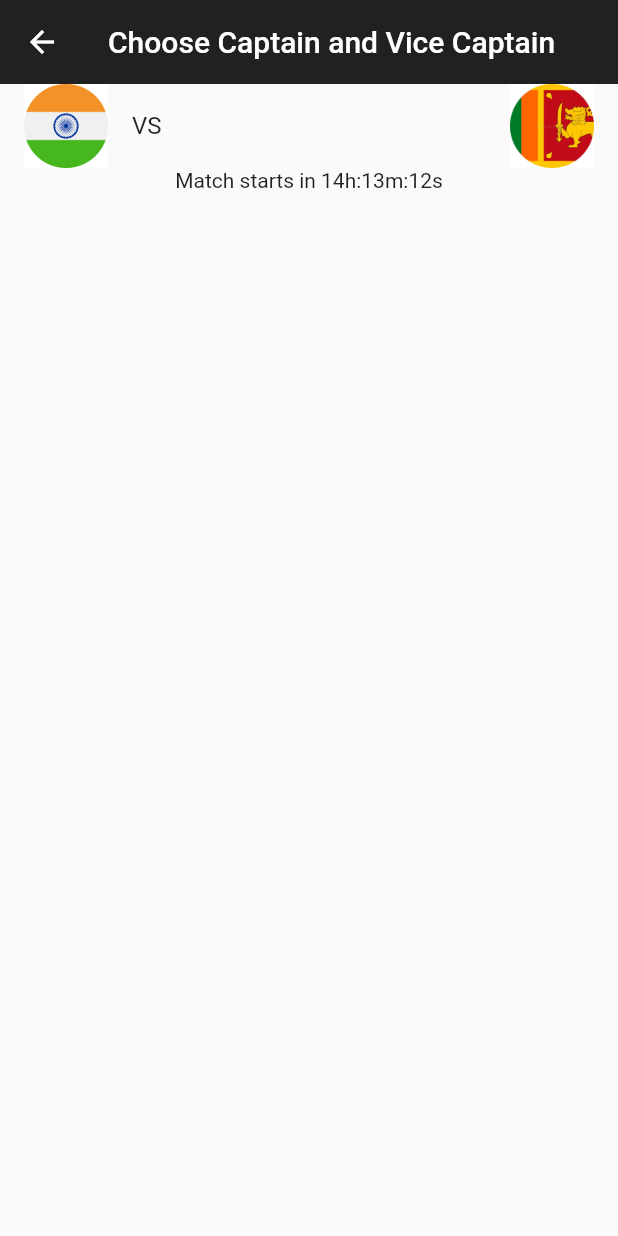
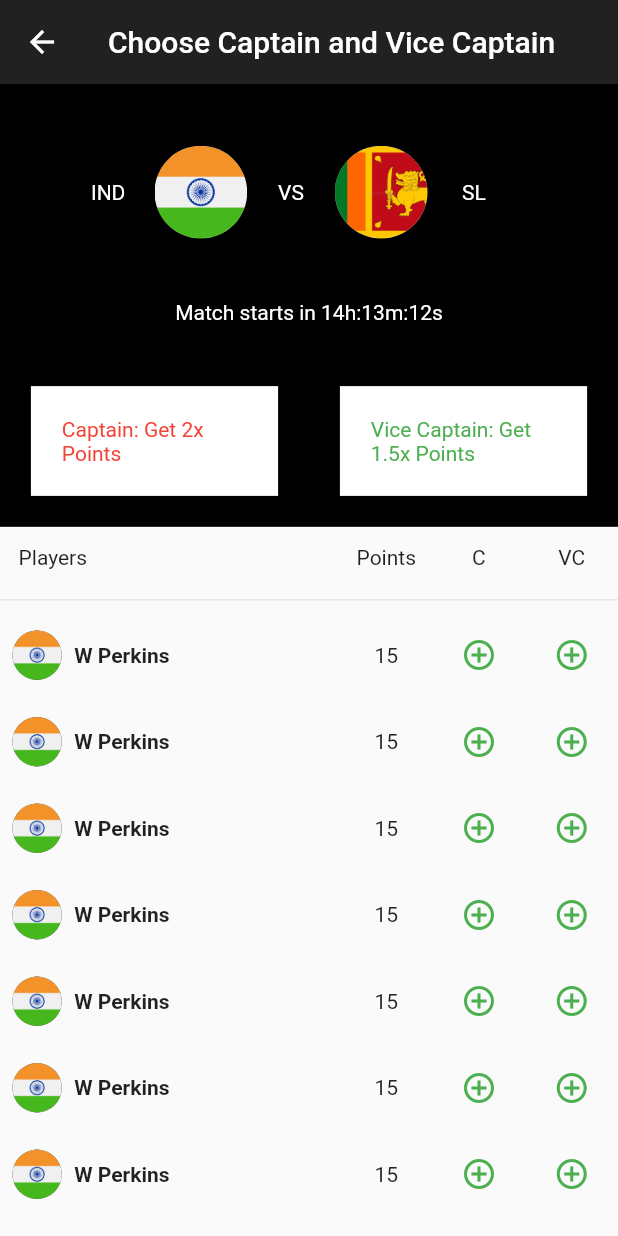
Before and after one commit to kapilkumar2001/fantasy-app, a Flutter app: the ChooseCaptain screen opened directly, on a phone screen of 412 x 824 dp. Run offline on Flutter 3.47's test engine with Material 2 defaults, Android fonts, the phone set to English and light mode, and no system bars; our stand-ins replace firebase_auth, firebase_core, fluttertoast, sms_autofill; accounts and stored records are empty.

Commit message:
choose c and vc page created

```diff
--- a/lib/main.dart
+++ b/lib/main.dart
@@ -1,4 +1,5 @@
 import 'package:create11/provider/auth.dart';
+import 'package:create11/views/screens/home/join_contest/choose_caption.dart';
 import 'package:create11/views/screens/onboarding/onboarding_page.dart';
 import 'package:create11/views/screens/onboarding/splash_screen.dart';
 import 'package:create11/views/screens/others/dashboard.dart';
@@ -45,7 +46,8 @@ class MyApp extends StatelessWidget {
       case -1:
         return OnboardingPage();
       case 0:
-        return DashBoard();
+        // return DashBoard();
+        return ChooseCaptain();
       default:
         return Center(child: Text('Something Went wrong : ((((('));
     }
--- a/lib/views/screens/home/join_contest/choose_caption.dart
+++ b/lib/views/screens/home/join_contest/choose_caption.dart
@@ -1,3 +1,4 @@
+import 'package:create11/views/screens/home/join_contest/choosecaptain_playercard.dart';
 import 'package:flutter/material.dart';
 import 'package:flutter/src/foundation/key.dart';
 import 'package:flutter/src/widgets/container.dart';
@@ -22,33 +23,109 @@ class _ChooseCaptainState extends State<ChooseCaptain> {
         title: const Text("Choose Captain and Vice Captain"),
         //  actions: const [Icon(Icons.question_mark_rounded)],
       ),
-      body: Column(children: [
+      body: SingleChildScrollView(
+        child: Column(children: [
           Container(
             width: deviceWidth * 100,
+            color: Colors.black,
             child: Column(
+              children:  [
+                SizedBox(height: deviceHeight*5,),
+                Row(children: [
+                  SizedBox(width: deviceWidth*10,),
+                  Container(width: deviceWidth*15, child: Text("IND", textAlign: TextAlign.center, style: TextStyle(color: Colors.white),),),
+                   CircleAvatar(
+                                radius: deviceWidth * 7.5,
+                                backgroundColor: Colors.black,
+                                backgroundImage:
+                                    const AssetImage("assets/images/ind.jpg"),
+                              ),
+
+                  SizedBox(width: deviceWidth*5,),
+                 Text("VS", style: TextStyle(color: Colors.white),),
+                 SizedBox(width: deviceWidth*5,),
+                  CircleAvatar(
+                                radius: deviceWidth * 7.5,
+                                backgroundColor: Colors.black,
+                                backgroundImage:
+                                    const AssetImage("assets/images/sl.jpg"),
+                              ),
+                  //    Image(image: AssetImage("assets/images/sl.jpg"), width: deviceWidth*15, ),
+                  Container(width: deviceWidth*15,  child: Text("SL", textAlign: TextAlign.center,style: TextStyle(color: Colors.white),),),
+
+                ],),
+
+
+                SizedBox(height: deviceHeight*5,),
+                Text("Match starts in 14h:13m:12s", style: TextStyle(color: Colors.white)),
+                SizedBox(height: deviceHeight*5,),
+                Row(
+                  mainAxisAlignment: MainAxisAlignment.spaceAround,
                   children: [
-              ListTile(
-                leading:
-                    //  Row(
-                    //   children: [
-                    //     Text("India", style: TextStyle(color: Colors.white),),
-                    Image(image: AssetImage("assets/images/ind.jpg")),
-                //   ],
-                // ),
-                title: Text("VS"),
-                trailing:
-                    // Row(
-                    //   children: [
-                    //     Text("Sri Lanka", style: TextStyle(color: Colors.white),),
-                    Image(image: AssetImage("assets/images/sl.jpg")),
-                //   ],
-                // ),
+                  Container(
+                    width: deviceWidth*40,
+                    color: Colors.white,
+                    child: Padding(
+                      padding: EdgeInsets.all(deviceWidth*5),
+                      child: Text("Captain: Get 2x Points", style: TextStyle(color: Colors.red),),
                     ),
-              Text("Match starts in 14h:13m:12s"),
+                  ),
+                  Container(
+                    width: deviceWidth*40,
+                    color: Colors.white,
+                    child: Padding(
+                      padding: EdgeInsets.all(deviceWidth*5),
+                      child: Text("Vice Captain: Get 1.5x Points", style: TextStyle(color: Colors.green),),
+                    ),
+                  ),
+                ],),
+                SizedBox(height: deviceWidth*5,)
               ],
             ),
-        )
+          ),
+          Row(children: [
+            Container(
+              width: deviceWidth*55,
+              child: Padding(
+                padding: EdgeInsets.all(deviceWidth*3),
+                child: Text("Players"),
+              ),
+            ),
+            Container(
+              width: deviceWidth*15,
+              child: Padding(
+                padding: EdgeInsets.symmetric(vertical:  deviceWidth*3),
+                child: Text("Points", textAlign: TextAlign.center,),
+              ),
+            ),
+            Container(
+              width: deviceWidth*15,
+              child: Padding(
+                padding: EdgeInsets.symmetric(vertical:  deviceWidth*3),
+                child: Text("C",  textAlign: TextAlign.center,),
+              ),
+            ),
+            Container(
+              width: deviceWidth*15,
+              child: Padding(
+                padding: EdgeInsets.symmetric(vertical:  deviceWidth*3),
+                child: Text("VC", textAlign: TextAlign.center,),
+              ),
+            ),
+          ],),
+          Divider(
+            color: Colors.black12,
+          ),
+           ListView.builder(
+                shrinkWrap: true,
+                physics: const NeverScrollableScrollPhysics(),
+                itemCount:
+                    11,
+                itemBuilder: (context, index) {
+                  return ChooseCaptainPlayerCard();
+                }),
         ]),
+      ),
     );
   }
 }
--- /dev/null
+++ b/lib/views/screens/home/join_contest/choosecaptain_playercard.dart
@@ -0,0 +1,90 @@
+import 'package:flutter/material.dart';
+import 'package:flutter/src/foundation/key.dart';
+import 'package:flutter/src/widgets/container.dart';
+import 'package:flutter/src/widgets/framework.dart';
+
+class ChooseCaptainPlayerCard extends StatefulWidget {
+  const ChooseCaptainPlayerCard({Key? key}) : super(key: key);
+
+  @override
+  State<ChooseCaptainPlayerCard> createState() => _CreateTeamPlayerCardState();
+}
+
+class _CreateTeamPlayerCardState extends State<ChooseCaptainPlayerCard> {
+  bool addicon = true;
+
+  @override
+  Widget build(BuildContext context) {
+    double? deviceHeight = MediaQuery.of(context).size.height / 100;
+    double? deviceWidth = MediaQuery.of(context).size.width / 100;
+    return Row(children: [
+      Padding(
+        padding: EdgeInsets.symmetric(vertical: deviceWidth*3),
+        child: Container(
+          width: deviceWidth * 55,
+          child: Row(
+            children: [
+
+              SizedBox(
+                width: deviceWidth * 2,
+              ),
+              CircleAvatar(
+                radius: deviceWidth * 4,
+                backgroundColor: Colors.black87,
+                backgroundImage: const AssetImage("assets/images/ind.jpg"),
+              ),
+              SizedBox(
+                width: deviceWidth * 2,
+              ),
+              Container(
+                  width: deviceWidth * 40,
+                  child: const Text(
+                    "W Perkins",
+                    style: TextStyle(fontWeight: FontWeight.bold),
+                  ))
+            ],
+          ),
+        ),
+      ),
+      Container(width: deviceWidth * 15, child: const Text("15", textAlign: TextAlign.center,)),
+      Container(
+          width: deviceWidth * 15,
+          child: InkWell(
+              onTap: () {
+                setState(() {
+                  addicon == true ? addicon = false : addicon = true;
+                });
+              },
+              child: addicon == true
+                  ? Icon(
+                      Icons.add_circle_outline,
+                      color: Colors.green,
+                    )
+                  : Icon(
+                      Icons.close,
+                      color: Colors.red,
+                    )
+
+                    )),
+      Container(
+          width: deviceWidth * 15,
+          child: InkWell(
+              onTap: () {
+                setState(() {
+                  addicon == true ? addicon = false : addicon = true;
+                });
+              },
+              child: addicon == true
+                  ? Icon(
+                      Icons.add_circle_outline,
+                      color: Colors.green,
+                    )
+                  : Icon(
+                      Icons.close,
+                      color: Colors.red,
+                    )
+
+                    ))
+    ]);
+  }
+}
```
Lines whose indentation alone changed are shown as unchanged.
